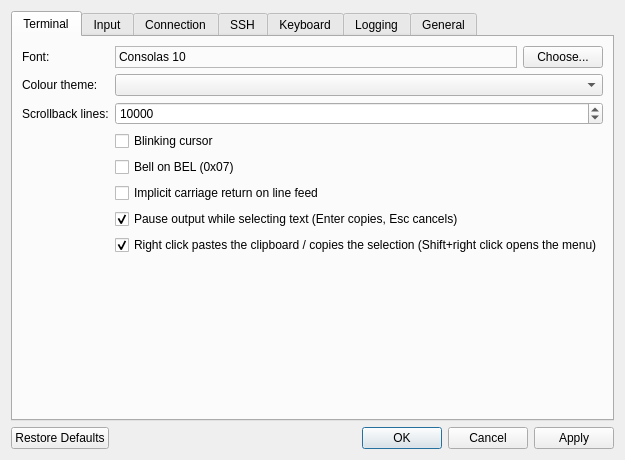
moseschanxx/SerialUtility, file src/dialogs/PreferencesDialog.ui: the form before one commit.
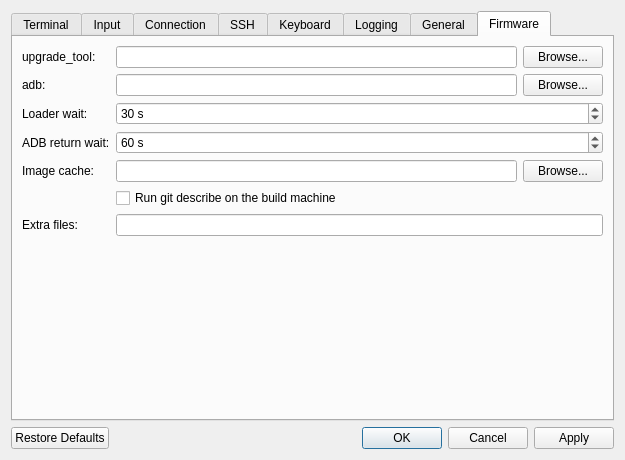
The form after the commit. The open tabs and pages were chosen to show the change.

Commit message: Firmware tab: widget, main-window integration, settings, preferences, translations (ui package)

```diff
--- a/src/dialogs/PreferencesDialog.ui
+++ b/src/dialogs/PreferencesDialog.ui
@@ -677,6 +677,164 @@
        </item>
       </layout>
      </widget>
+     <widget class="QWidget" name="tabFirmware">
+      <attribute name="title">
+       <string>Firmware</string>
+      </attribute>
+      <layout class="QFormLayout" name="firmwareForm">
+       <item row="0" column="0">
+        <widget class="QLabel" name="firmwareUpgradeToolLabel">
+         <property name="text">
+          <string>upgrade_tool:</string>
+         </property>
+        </widget>
+       </item>
+       <item row="0" column="1">
+        <layout class="QHBoxLayout" name="firmwareUpgradeToolLayout">
+         <item>
+          <widget class="QLineEdit" name="firmwareUpgradeToolEdit">
+           <property name="toolTip">
+            <string>Rockchip upgrade_tool that flashes the SoC. Empty = the copy bundled in tools/ next to the program.</string>
+           </property>
+          </widget>
+         </item>
+         <item>
+          <widget class="QPushButton" name="firmwareUpgradeToolBrowseButton">
+           <property name="text">
+            <string>Browse...</string>
+           </property>
+          </widget>
+         </item>
+        </layout>
+       </item>
+       <item row="1" column="0">
+        <widget class="QLabel" name="firmwareAdbLabel">
+         <property name="text">
+          <string>adb:</string>
+         </property>
+        </widget>
+       </item>
+       <item row="1" column="1">
+        <layout class="QHBoxLayout" name="firmwareAdbLayout">
+         <item>
+          <widget class="QLineEdit" name="firmwareAdbEdit">
+           <property name="toolTip">
+            <string>adb used to reach the board and the CC1310. Empty = the bundled copy, or the first adb on PATH when there is none.</string>
+           </property>
+          </widget>
+         </item>
+         <item>
+          <widget class="QPushButton" name="firmwareAdbBrowseButton">
+           <property name="text">
+            <string>Browse...</string>
+           </property>
+          </widget>
+         </item>
+        </layout>
+       </item>
+       <item row="2" column="0">
+        <widget class="QLabel" name="firmwareLoaderWaitLabel">
+         <property name="text">
+          <string>Loader wait:</string>
+         </property>
+        </widget>
+       </item>
+       <item row="2" column="1">
+        <widget class="QSpinBox" name="firmwareLoaderWaitSpin">
+         <property name="toolTip">
+          <string>How long Flash SoC waits for the board to show up in Loader or Maskrom mode.</string>
+         </property>
+         <property name="suffix">
+          <string> s</string>
+         </property>
+         <property name="minimum">
+          <number>5</number>
+         </property>
+         <property name="maximum">
+          <number>600</number>
+         </property>
+         <property name="value">
+          <number>30</number>
+         </property>
+        </widget>
+       </item>
+       <item row="3" column="0">
+        <widget class="QLabel" name="firmwareAdbReturnLabel">
+         <property name="text">
+          <string>ADB return wait:</string>
+         </property>
+        </widget>
+       </item>
+       <item row="3" column="1">
+        <widget class="QSpinBox" name="firmwareAdbReturnSpin">
+         <property name="toolTip">
+          <string>How long Flash SoC waits for the board to come back on ADB after the flash.</string>
+         </property>
+         <property name="suffix">
+          <string> s</string>
+         </property>
+         <property name="minimum">
+          <number>5</number>
+         </property>
+         <property name="maximum">
+          <number>600</number>
+         </property>
+         <property name="value">
+          <number>60</number>
+         </property>
+        </widget>
+       </item>
+       <item row="4" column="0">
+        <widget class="QLabel" name="firmwareCacheDirLabel">
+         <property name="text">
+          <string>Image cache:</string>
+         </property>
+        </widget>
+       </item>
+       <item row="4" column="1">
+        <layout class="QHBoxLayout" name="firmwareCacheDirLayout">
+         <item>
+          <widget class="QLineEdit" name="firmwareCacheDirEdit">
+           <property name="toolTip">
+            <string>Folder on this PC that keeps the pulled update.img and the previous one (for Roll back).</string>
+           </property>
+          </widget>
+         </item>
+         <item>
+          <widget class="QPushButton" name="firmwareCacheDirBrowseButton">
+           <property name="text">
+            <string>Browse...</string>
+           </property>
+          </widget>
+         </item>
+        </layout>
+       </item>
+       <item row="5" column="1">
+        <widget class="QCheckBox" name="firmwareGitDescribeCheck">
+         <property name="toolTip">
+          <string>Run &quot;git describe --tags --dirty&quot; in the SDK on the build machine and show the result next to the image.</string>
+         </property>
+         <property name="text">
+          <string>Run git describe on the build machine</string>
+         </property>
+        </widget>
+       </item>
+       <item row="6" column="0">
+        <widget class="QLabel" name="firmwareExtraFilesLabel">
+         <property name="text">
+          <string>Extra files:</string>
+         </property>
+        </widget>
+       </item>
+       <item row="6" column="1">
+        <widget class="QLineEdit" name="firmwareExtraFilesEdit">
+         <property name="toolTip">
+          <string>Further files pulled from the remote image folder next to update.img, comma-separated (for example sd_update.txt).</string>
+         </property>
+        </widget>
+       </item>
+      </layout>
+     </widget>
     </widget>
    </item>
    <item>
```
The commit also changes 13 other files.
